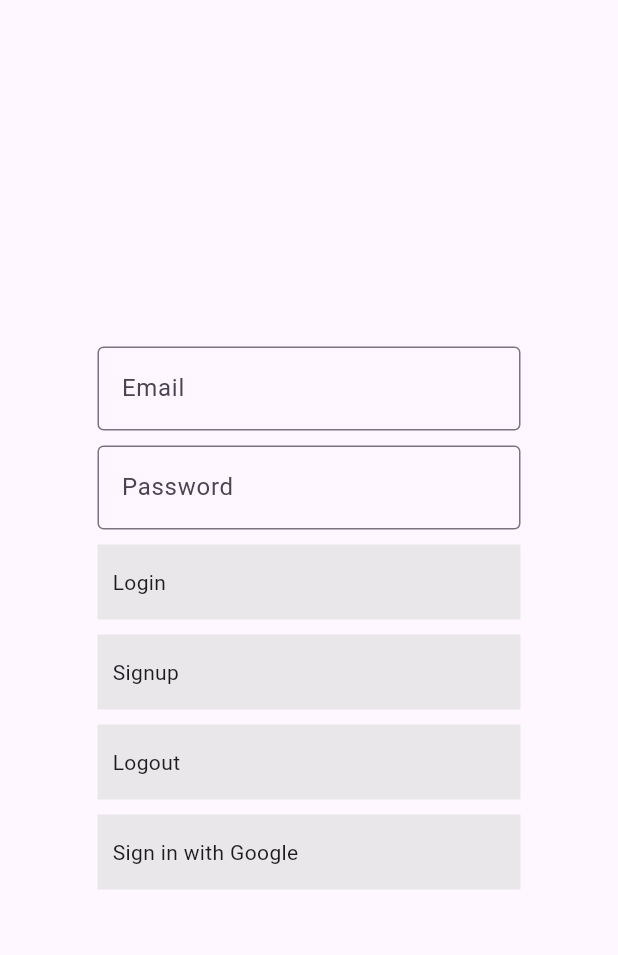
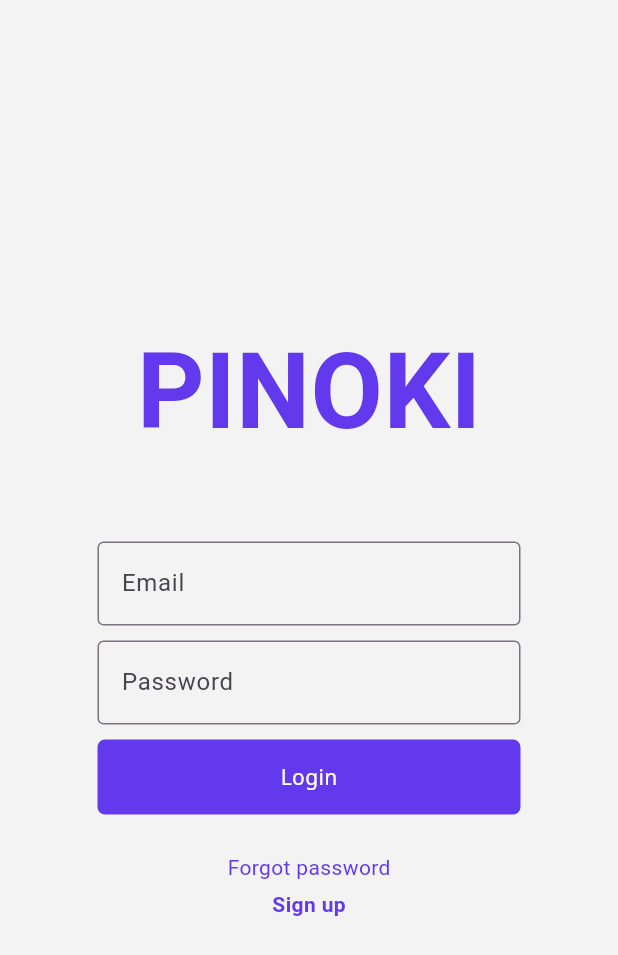
Before and after one commit to LeNikki/pinoki, a Flutter app: the screen it shows after launch, after a tap on "Login", on a phone screen of 412 x 824 dp. Shown: the top 955 px of the screen. Run offline on Flutter 3.47's test engine with Material 3 defaults, Android fonts, the phone set to English and light mode, and no system bars; our stand-ins replace firebase_auth, firebase_core, flutter_svg, google_fonts, google_sign_in, stacked and 2 more; accounts and stored records are empty; network calls fail.

```diff
--- /dev/null
+++ b/lib/resources/svg_images.dart
@@ -0,0 +1,5 @@
+class SvgImages {
+  SvgImages._();
+  static const _root = 'lib/resources/assets/svg/';
+  static const logo = '${_root}Pinoki.svg';
+}
--- /dev/null
+++ b/lib/ui/color_themes.dart
@@ -0,0 +1,6 @@
+import 'package:flutter/cupertino.dart';
+
+class ColorThemes {
+  static const mainBackground = Color.fromARGB(255, 99, 57, 238);
+  static const offwhite = Color.fromARGB(255, 243, 243, 244);
+}
--- a/lib/ui/views/home/home_view.dart
+++ b/lib/ui/views/home/home_view.dart
@@ -51,7 +51,7 @@ class HomeView extends StackedView<HomeViewModel> {
                       color: kcDarkGreyColor,
                       onPressed: viewModel.logout,
                       child: const Text(
-                       'Logout',
+                        'Logout',
                         style: TextStyle(
                           color: Colors.white,
                         ),
--- a/lib/ui/views/home/home_viewmodel.dart
+++ b/lib/ui/views/home/home_viewmodel.dart
@@ -11,7 +11,6 @@ class HomeViewModel extends BaseViewModel {
   final _dialogService = locator<DialogService>();
   final _bottomSheetService = locator<BottomSheetService>();
   final _navigationService = locator<NavigationService>();
-
 
   String get counterLabel => 'Counter is: $_counter';
 
@@ -38,7 +37,7 @@ class HomeViewModel extends BaseViewModel {
     );
   }
 
-  void logout() async{
+  void logout() async {
     await FirebaseAuth.instance.signOut();
     _navigationService.replaceWithLoginView();
   }
--- a/lib/ui/views/login/login_view.dart
+++ b/lib/ui/views/login/login_view.dart
@@ -1,4 +1,6 @@
 import 'package:flutter/material.dart';
+import 'package:pinoki/ui/color_themes.dart';
+import 'package:pinoki/ui/common/ui_helpers.dart';
 import 'package:stacked/stacked.dart';
 
 import 'login_viewmodel.dart';
@@ -13,7 +15,7 @@ class LoginView extends StackedView<LoginViewModel> {
     Widget? child,
   ) {
     return Scaffold(
-      backgroundColor: Theme.of(context).colorScheme.background,
+      backgroundColor: ColorThemes.offwhite,
       body: Container(
           padding: const EdgeInsets.only(left: 25.0, right: 25.0),
           child: Container(
@@ -21,113 +23,73 @@ class LoginView extends StackedView<LoginViewModel> {
             child: Column(
               mainAxisAlignment: MainAxisAlignment.center,
               children: [
+                Container(
+                  child: const Text('PINOKI', style: TextStyle(
+                    color: ColorThemes.mainBackground,
+                    fontSize: 70,
+                    fontWeight: FontWeight.bold
+                  )),
+                ),
+                verticalSpaceLarge,
                 TextField(
                     decoration: const InputDecoration(
                         hintText: "Enter email",
                         label: Text("Email"),
-                border: OutlineInputBorder()
+                        border: OutlineInputBorder(),
                         ),
                     textInputAction: TextInputAction.next,
                     focusNode: viewModel.emailNode,
                     controller: viewModel.emailController,
-              onSubmitted: (_) {  FocusScope.of(context).requestFocus(viewModel.passwordNode);}
-            ),
+                    onSubmitted: (_) {
+                      FocusScope.of(context)
+                          .requestFocus(viewModel.passwordNode);
+                    }),
                 SizedBox(height: 10),
                 TextField(
                     decoration: const InputDecoration(
                         hintText: "Enter password",
                         label: Text("Password"),
-                border: OutlineInputBorder()
-              ),
+                        border: OutlineInputBorder()),
                     controller: viewModel.passwordController,
                     focusNode: viewModel.passwordNode,
                     textInputAction: TextInputAction.next,
-              onSubmitted: (_) => viewModel.login()
+                    onSubmitted: (_) => viewModel.login()),
+                GestureDetector(
+                    onTap: () {
+                      viewModel.login();
+                    },
+                    child: Container(
+                      decoration: BoxDecoration(
+                        borderRadius: BorderRadius.circular(5),
+                        color: ColorThemes.mainBackground,
                       ),
+                      padding: const EdgeInsets.symmetric(vertical: 15, horizontal: 10),
+                      margin: const EdgeInsets.only(top: 10),
+                      width: MediaQuery.of(context).size.width,
+                      child: const Center(child: Text("Login", style:
+                      TextStyle(
+                        color: Colors.white,
+                        fontFamily: 'Noto Sans',
+                        ))) ,
+                    )),
+                  verticalSpaceMedium,
                   GestureDetector(
-              onTap: (){viewModel.login();},
-              child: Container(
-                //decoration:
-                //BoxDecoration(
-                  // boxShadow: [
-                  //   BoxShadow(
-                  //     offset: Offset(0, 0),
-                  //     blurRadius: 10
-                  //   )
-                  // ],
-
-                //),
-                color:const Color.fromARGB(153, 220, 220, 220),
-                padding: EdgeInsets.symmetric(vertical: 15, horizontal: 10),
-                margin: EdgeInsets.only(top: 10),
-                width: MediaQuery.of(context).size.width,
-                child: Text("Login"),
-              )),
-
+                    onTap: (){},
+                    child: const Text('Forgot password', style: TextStyle(
+                      color: ColorThemes.mainBackground
+                    ),),
+                  ),
+                  verticalSpaceTiny,
                   GestureDetector(
-              onTap: (){viewModel.signup();},
-              child: Container(
-                //decoration:
-                //BoxDecoration(
-                  // boxShadow: [
-                  //   BoxShadow(
-                  //     offset: Offset(0, 0),
-                  //     blurRadius: 10
-                  //   )
-                  // ],
-
-                //),
-                color:const Color.fromARGB(153, 220, 220, 220),
-                padding: EdgeInsets.symmetric(vertical: 15, horizontal: 10),
-                margin: EdgeInsets.only(top: 10),
-                width: MediaQuery.of(context).size.width,
-                child: Text("Signup"),
-              )),
-
-              GestureDetector(
-              onTap: (){viewModel.logout();},
-              child: Container(
-                //decoration:
-                //BoxDecoration(
-                  // boxShadow: [
-                  //   BoxShadow(
-                  //     offset: Offset(0, 0),
-                  //     blurRadius: 10
-                  //   )
-                  // ],
-
-                //),
-                color:const Color.fromARGB(153, 220, 220, 220),
-                padding: EdgeInsets.symmetric(vertical: 15, horizontal: 10),
-                margin: EdgeInsets.only(top: 10),
-                width: MediaQuery.of(context).size.width,
-                child: Text("Logout"),
-              )),
-
-               GestureDetector(
-              onTap: (){viewModel.signInWithGoogle();},
-              child: Container(
-                //decoration:
-                //BoxDecoration(
-                  // boxShadow: [
-                  //   BoxShadow(
-                  //     offset: Offset(0, 0),
-                  //     blurRadius: 10
-                  //   )
-                  // ],
-
-                //),
-                color:const Color.fromARGB(153, 220, 220, 220),
-                padding: EdgeInsets.symmetric(vertical: 15, horizontal: 10),
-                margin: EdgeInsets.only(top: 10),
-                width: MediaQuery.of(context).size.width,
-                child: Text("Sign in with Google"),
-              ))
+                    onTap: (){},
+                    child: const Text('Sign up', style: TextStyle(
+                      color: ColorThemes.mainBackground,
+                      fontWeight: FontWeight.bold
+                    ),),
+                  )
               ],
             ),
-        )
-
-      ),
+          )),
     );
   }
 
--- a/lib/ui/views/startup/startup_view.dart
+++ b/lib/ui/views/startup/startup_view.dart
@@ -1,10 +1,11 @@
 import 'package:flutter/material.dart';
 import 'package:flutter/scheduler.dart';
+import 'package:flutter_svg/svg.dart';
+import 'package:google_fonts/google_fonts.dart';
+import 'package:pinoki/ui/color_themes.dart';
 import 'package:stacked/stacked.dart';
 import 'package:pinoki/ui/common/ui_helpers.dart';
-
 import 'startup_viewmodel.dart';
-
 class StartupView extends StackedView<StartupViewModel> {
   const StartupView({Key? key}) : super(key: key);
 
@@ -14,33 +15,24 @@ class StartupView extends StackedView<StartupViewModel> {
     StartupViewModel viewModel,
     Widget? child,
   ) {
-    return const Scaffold(
-      body: Center(
-        child: Column(
-          mainAxisSize: MainAxisSize.min,
-          children: [
-            Text(
-              'STACKED',
-              style: TextStyle(fontSize: 40, fontWeight: FontWeight.w900),
-            ),
-            Row(
-              mainAxisSize: MainAxisSize.min,
-              children: [
-                Text('Loading ...', style: TextStyle(fontSize: 16)),
-                horizontalSpaceSmall,
-                SizedBox(
-                  width: 16,
-                  height: 16,
-                  child: CircularProgressIndicator(
-                    color: Colors.black,
-                    strokeWidth: 6,
-                  ),
-                )
-              ],
-            ),
-          ],
-        ),
-      ),
+    return Scaffold(
+      backgroundColor:ColorThemes.mainBackground,
+      body:  Center(
+              child:
+              Column(
+                mainAxisAlignment: MainAxisAlignment.center,
+                children:[
+                  Text("PINOKI", style: GoogleFonts.lato(
+                    textStyle: Theme.of(context).textTheme.displayLarge,
+                    fontSize: 48,
+                    color: Colors.white,
+                    fontWeight: FontWeight.w700,
+                  )),
+                const SizedBox(height: 32),
+                Center(child: _LoadingDots())
+
+              ])
+          )
     );
   }
 
@@ -54,3 +46,64 @@ class StartupView extends StackedView<StartupViewModel> {
   void onViewModelReady(StartupViewModel viewModel) => SchedulerBinding.instance
       .addPostFrameCallback((timeStamp) => viewModel.runStartupLogic());
 }
+
+class _LoadingDots extends StatefulWidget {
+  @override
+  State<_LoadingDots> createState() => _LoadingDotsState();
+}
+
+class _LoadingDotsState extends State<_LoadingDots>
+    with SingleTickerProviderStateMixin {
+  late AnimationController _controller;
+  late List<Animation<double>> _dotAnimations;
+
+  @override
+  void initState() {
+    super.initState();
+    _controller = AnimationController(
+      duration: const Duration(milliseconds: 1200),
+      vsync: this,
+    )..repeat();
+
+    _dotAnimations = List.generate(4, (i) {
+      return Tween<double>(begin: 0.3, end: 1.0).animate(
+        CurvedAnimation(
+          parent: _controller,
+          curve: Interval(i * 0.2, 1.0, curve: Curves.easeInOut),
+        ),
+      );
+    });
+  }
+
+  @override
+  void dispose() {
+    _controller.dispose();
+    super.dispose();
+  }
+
+  @override
+  Widget build(BuildContext context) {
+    return Row(
+      mainAxisSize: MainAxisSize.min,
+      children: List.generate(4, (i) {
+        return AnimatedBuilder(
+          animation: _controller,
+          builder: (context, child) {
+            return Opacity(
+              opacity: _dotAnimations[i].value,
+              child: Container(
+                margin: const EdgeInsets.symmetric(horizontal: 8),
+                width: 16,
+                height: 16,
+                decoration: const BoxDecoration(
+                  color: Colors.white,
+                  shape: BoxShape.circle,
+                ),
+              ),
+            );
+          },
+        );
+      }),
+    );
+  }
+}
--- a/lib/ui/views/startup/startup_viewmodel.dart
+++ b/lib/ui/views/startup/startup_viewmodel.dart
@@ -6,13 +6,8 @@ import 'package:stacked_services/stacked_services.dart';
 class StartupViewModel extends BaseViewModel {
   final _navigationService = locator<NavigationService>();
 
-  // Place anything here that needs to happen before we get into the application
   Future runStartupLogic() async {
     await Future.delayed(const Duration(seconds: 3));
-
-    // This is where you can make decisions on where your app should navigate when
-    // you have custom startup logic
-
     _navigationService.replaceWithLoginView();
   }
 }
```
Also changed, not shown: lib/ui/views/login/login_viewmodel.dart (+15 -15 lines), pubspec.yaml (+10 -0 lines), lib/resources/assets/svg/Pinoki.svg (added), pubspec.lock, 5 other files. Lines whose indentation alone changed are shown as unchanged.
